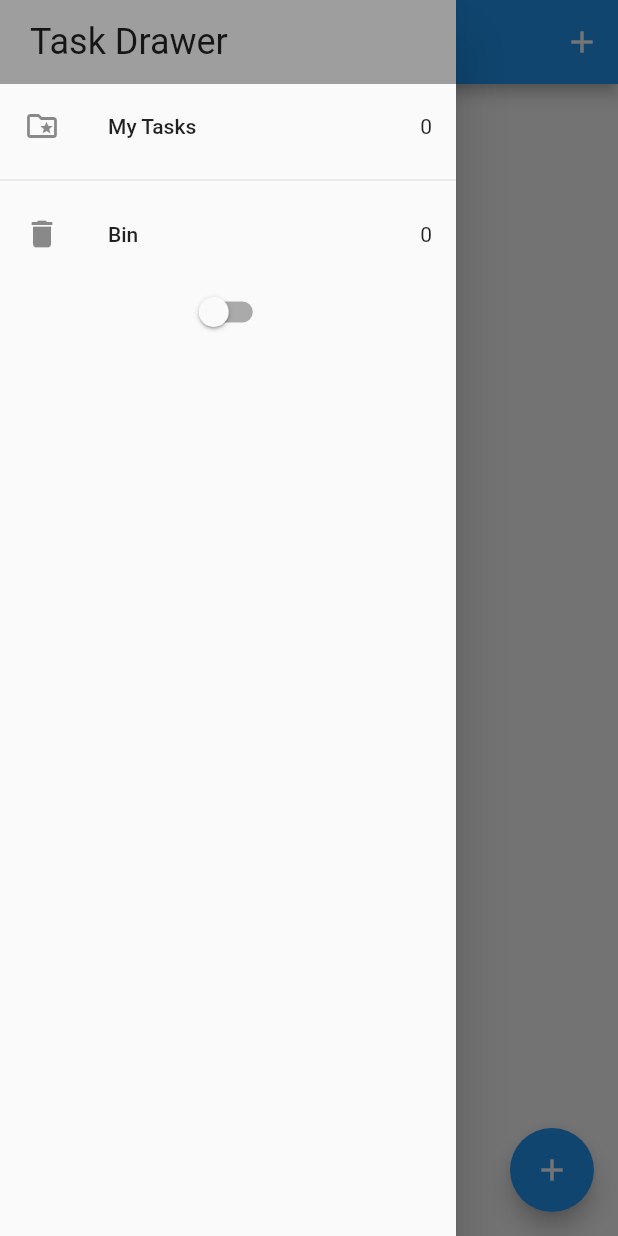
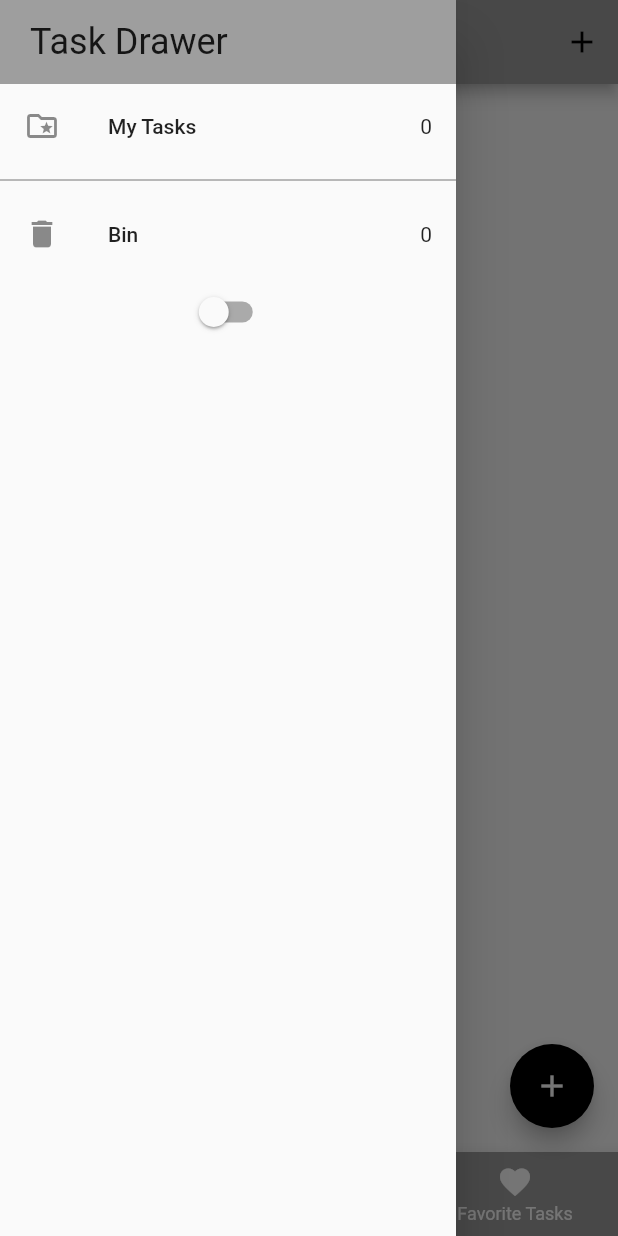
Before and after one commit to OdaFra/Flutter_Task_with_Bloc, a Flutter app: the screen it shows after launch, with the side drawer open, on a phone screen of 412 x 824 dp. Run offline on Flutter 3.47's test engine with Material 2 defaults, Android fonts, the phone set to English and light mode, and no system bars; our stand-ins replace equatable, flutter_bloc, hydrated_bloc.

Commit message:
Se implementa hydrated a switch para theme como bottonNavigatorbar

```diff
--- a/lib/blocs/bloc_exports.dart
+++ b/lib/blocs/bloc_exports.dart
@@ -1,4 +1,4 @@
 export './task_bloc/task_bloc.dart';
 export 'package:flutter_bloc/flutter_bloc.dart';
 export 'package:hydrated_bloc/hydrated_bloc.dart';
-export './switch_bloc/swicht_bloc_bloc.dart';
+export './switch_bloc/switch_bloc.dart';
--- a/lib/blocs/switch_bloc/swicht_bloc.dart
+++ /dev/null
@@ -1,15 +0,0 @@
-import 'package:bloc/bloc.dart';
-import 'package:equatable/equatable.dart';
-
-part 'swicht_event.dart';
-part 'swicht_state.dart';
-
-class SwichtBloc extends Bloc<SwichtEvent, SwichtState> {
-  SwichtBloc() : super(const SwichtcInitialState(switchvalue: false)) {
-    on<SwitchOnEvent>((event, emit) {
-      emit(const SwichtState(switchvalue: true));
-    });
-
-    on<SwitchOffEvent>((event, emit) => const SwichtState(switchvalue: false));
-  }
-}
--- a/lib/blocs/switch_bloc/swicht_event.dart
+++ /dev/null
@@ -1,12 +0,0 @@
-part of 'swicht_bloc.dart';
-
-abstract class SwichtEvent extends Equatable {
-  const SwichtEvent();
-
-  @override
-  List<Object> get props => [];
-}
-
-class SwitchOnEvent extends SwichtEvent {}
-
-class SwitchOffEvent extends SwichtEvent {}
--- a/lib/blocs/switch_bloc/swicht_state.dart
+++ /dev/null
@@ -1,16 +0,0 @@
-part of 'swicht_bloc.dart';
-
-class SwichtState extends Equatable {
-  final bool switchvalue;
-  const SwichtState({required this.switchvalue});
-
-  @override
-  List<Object> get props => [
-        switchvalue,
-      ];
-}
-
-class SwichtcInitialState extends SwichtState {
-  const SwichtcInitialState({required bool switchvalue})
-      : super(switchvalue: switchvalue);
-}
--- /dev/null
+++ b/lib/blocs/switch_bloc/switch_bloc.dart
@@ -0,0 +1,27 @@
+import 'package:equatable/equatable.dart';
+
+import '../bloc_exports.dart';
+
+part 'switch_event.dart';
+part 'switch_state.dart';
+
+class SwitchBloc extends HydratedBloc<SwitchEvent, SwitchState> {
+  SwitchBloc() : super(const SwitchInitialState(switchvalue: false)) {
+    on<SwitchOnEvent>((event, emit) {
+      emit(const SwitchState(switchvalue: true));
+    });
+
+    on<SwitchOffEvent>(
+        (event, emit) => emit(const SwitchState(switchvalue: false)));
+  }
+
+  @override
+  SwitchState? fromJson(Map<String, dynamic> json) {
+    return SwitchState.fromMap(json);
+  }
+
+  @override
+  Map<String, dynamic>? toJson(SwitchState state) {
+    return state.toMap();
+  }
+}
--- /dev/null
+++ b/lib/blocs/switch_bloc/switch_event.dart
@@ -0,0 +1,12 @@
+part of 'switch_bloc.dart';
+
+abstract class SwitchEvent extends Equatable {
+  const SwitchEvent();
+
+  @override
+  List<Object> get props => [];
+}
+
+class SwitchOnEvent extends SwitchEvent {}
+
+class SwitchOffEvent extends SwitchEvent {}
--- /dev/null
+++ b/lib/blocs/switch_bloc/switch_state.dart
@@ -0,0 +1,28 @@
+// ignore_for_file: public_member_api_docs, sort_constructors_first
+
+part of 'switch_bloc.dart';
+
+class SwitchState extends Equatable {
+  final bool switchvalue;
+  const SwitchState({required this.switchvalue});
+
+  @override
+  List<Object> get props => [switchvalue];
+
+  Map<String, dynamic> toMap() {
+    return {
+      'switchvalue': switchvalue,
+    };
+  }
+
+  factory SwitchState.fromMap(Map<String, dynamic> map) {
+    return SwitchState(
+      switchvalue: map['switchvalue'] ?? false,
+    );
+  }
+}
+
+class SwitchInitialState extends SwitchState {
+  const SwitchInitialState({required bool switchvalue})
+      : super(switchvalue: switchvalue);
+}
--- a/lib/main.dart
+++ b/lib/main.dart
@@ -1,9 +1,10 @@
 import 'package:flutter/material.dart';
+import 'package:flutter_tasks_app/screens/tabs_screen.dart';
 import 'package:flutter_tasks_app/services/app_routers.dart';
+import 'package:flutter_tasks_app/services/app_theme.dart';
 import 'package:path_provider/path_provider.dart';
 
 import 'blocs/bloc_exports.dart';
-import 'screens/tasks_screen.dart';
 
 void main() async {
   WidgetsFlutterBinding.ensureInitialized();
@@ -34,17 +35,21 @@ class MyApp extends StatelessWidget {
           create: (context) => TaskBloc(),
         ),
         BlocProvider(
-          create: (context) => SwichtBloc(),
+          create: (context) => SwitchBloc(),
         )
       ],
-      child: MaterialApp(
-        debugShowCheckedModeBanner: false,
-        title: 'Flutter Tasks App',
-        theme: ThemeData(
-          primarySwatch: Colors.blue,
-        ),
-        home: const TasksScreen(),
-        onGenerateRoute: appRouter.onGenerateRoute,
+      child: BlocBuilder<SwitchBloc, SwitchState>(
+        builder: (context, state) {
+          return MaterialApp(
+            debugShowCheckedModeBanner: false,
+            title: 'Flutter Tasks App',
+            theme: state.switchvalue
+                ? AppThemes.appThemeData[AppTheme.darkTheme]
+                : AppThemes.appThemeData[AppTheme.lightTheme],
+            home: const TabsScreen(),
+            onGenerateRoute: appRouter.onGenerateRoute,
+          );
+        },
       ),
     );
   }
--- a/lib/screens/my_drawer.dart
+++ b/lib/screens/my_drawer.dart
@@ -1,18 +1,11 @@
 import 'package:flutter/material.dart';
 import 'package:flutter_tasks_app/blocs/bloc_exports.dart';
 import 'package:flutter_tasks_app/screens/recycle_bin.dart';
-import 'package:flutter_tasks_app/screens/tasks_screen.dart';
+import 'package:flutter_tasks_app/screens/tabs_screen.dart';
 
-class MyDrawer extends StatefulWidget {
+class MyDrawer extends StatelessWidget {
   const MyDrawer({Key? key}) : super(key: key);
 
-  @override
-  State<MyDrawer> createState() => _MyDrawerState();
-}
-
-bool switchvalue = false;
-
-class _MyDrawerState extends State<MyDrawer> {
   @override
   Widget build(BuildContext context) {
     return SafeArea(
@@ -31,8 +24,8 @@ class _MyDrawerState extends State<MyDrawer> {
             BlocBuilder<TaskBloc, TaskState>(
               builder: (context, state) {
                 return GestureDetector(
-                  onTap: () => Navigator.of(context)
-                      .pushReplacementNamed(TasksScreen.id),
+                  onTap: () =>
+                      Navigator.of(context).pushReplacementNamed(TabsScreen.id),
                   child: ListTile(
                     leading: const Icon(Icons.folder_special_outlined),
                     title: const Text('My Tasks'),
@@ -55,13 +48,20 @@ class _MyDrawerState extends State<MyDrawer> {
                 );
               },
             ),
-            Switch(
-                value: switchvalue,
-                onChanged: (value) {
-                  setState(() {
-                    switchvalue = value;
-                  });
-                })
+            BlocBuilder<SwitchBloc, SwitchState>(
+              builder: (context, state) {
+                return Switch(
+                  value: state.switchvalue,
+                  onChanged: (newValue) {
+                    newValue
+                        ? context.read<SwitchBloc>().add(SwitchOnEvent())
+                        : context.read<SwitchBloc>().add(SwitchOffEvent());
+
+                    print(newValue);
+                  },
+                );
+              },
+            )
           ],
         ),
       ),
--- /dev/null
+++ b/lib/screens/pending_screen.dart
@@ -0,0 +1,37 @@
+import 'package:flutter/material.dart';
+import 'package:flutter_tasks_app/blocs/bloc_exports.dart';
+
+import '../models/taks.dart';
+import '../widgets/task_list.dart';
+
+class TasksScreen extends StatefulWidget {
+  const TasksScreen({Key? key}) : super(key: key);
+  // static const id = 'tasks_screen';
+
+  @override
+  State<TasksScreen> createState() => _TasksScreenState();
+}
+
+class _TasksScreenState extends State<TasksScreen> {
+  // List<Task> taskList = [
+
+  @override
+  Widget build(BuildContext context) {
+    return BlocBuilder<TaskBloc, TaskState>(builder: (context, state) {
+      List<Task> taskList = state.allTasks;
+      return Column(
+        crossAxisAlignment: CrossAxisAlignment.center,
+        children: [
+          Center(
+            child: Chip(
+              label: Text(
+                '${state.allTasks.length} Tasks',
+              ),
+            ),
+          ),
+          TaskList(taskList: taskList)
+        ],
+      );
+    });
+  }
+}
--- a/lib/screens/recycle_bin.dart
+++ b/lib/screens/recycle_bin.dart
@@ -1,5 +1,4 @@
 import 'package:flutter/material.dart';
-import 'package:flutter_bloc/flutter_bloc.dart';
 import 'package:flutter_tasks_app/screens/my_drawer.dart';
 
 import '../blocs/bloc_exports.dart';
--- /dev/null
+++ b/lib/screens/tabs_screen.dart
@@ -0,0 +1,60 @@
+import 'package:flutter/material.dart';
+import 'package:flutter_tasks_app/screens/my_drawer.dart';
+import 'package:flutter_tasks_app/screens/pending_screen.dart';
+
+import 'add_task_screen.dart';
+
+class TabsScreen extends StatelessWidget {
+  const TabsScreen({Key? key}) : super(key: key);
+
+  static const id = 'tabs_screen';
+  void _addTask(BuildContext context) {
+    showModalBottomSheet(
+        shape: const RoundedRectangleBorder(
+          borderRadius: BorderRadius.vertical(
+            top: Radius.circular(20),
+          ),
+        ),
+        // clipBehavior: Clip.antiAliasWithSaveLayer,
+        isScrollControlled: true,
+        elevation: 5,
+        context: context,
+        builder: (context) => SingleChildScrollView(
+              child: Container(
+                padding: EdgeInsets.only(
+                    bottom: MediaQuery.of(context).viewInsets.bottom),
+                child: AddTaskScreen(),
+              ),
+            ));
+  }
+
+  @override
+  Widget build(BuildContext context) {
+    return Scaffold(
+      appBar: AppBar(
+        title: const Text('Tabs Screen'),
+        actions: [
+          IconButton(
+            onPressed: () => _addTask(context),
+            icon: const Icon(Icons.add),
+          )
+        ],
+      ),
+      drawer: const MyDrawer(),
+      body: const TasksScreen(),
+      floatingActionButton: FloatingActionButton(
+        onPressed: () => _addTask(context),
+        tooltip: 'Add Task',
+        child: const Icon(Icons.add),
+      ),
+      bottomNavigationBar:
+          BottomNavigationBar(currentIndex: 0, onTap: (index) {}, items: const [
+        BottomNavigationBarItem(icon: Icon(Icons.list), label: 'Pending Tasks'),
+        BottomNavigationBarItem(
+            icon: Icon(Icons.done), label: 'Completed Tasks'),
+        BottomNavigationBarItem(
+            icon: Icon(Icons.favorite), label: 'Favorite Tasks'),
+      ]),
+    );
+  }
+}
--- a/lib/screens/tasks_screen.dart
+++ /dev/null
@@ -1,80 +0,0 @@
-import 'package:flutter/material.dart';
-import 'package:flutter_bloc/flutter_bloc.dart';
-import 'package:flutter_tasks_app/blocs/bloc_exports.dart';
-import 'package:flutter_tasks_app/screens/add_task_screen.dart';
-import 'package:flutter_tasks_app/screens/my_drawer.dart';
-
-import '../models/taks.dart';
-import '../widgets/task_list.dart';
-
-class TasksScreen extends StatefulWidget {
-  const TasksScreen({Key? key}) : super(key: key);
-  static const id = 'tasks_screen';
-
-  @override
-  State<TasksScreen> createState() => _TasksScreenState();
-}
-
-class _TasksScreenState extends State<TasksScreen> {
-  // List<Task> taskList = [
-  void _addTask(BuildContext context) {
-    showModalBottomSheet(
-        shape: const RoundedRectangleBorder(
-          borderRadius: BorderRadius.vertical(
-            top: Radius.circular(20),
-          ),
-        ),
-        // clipBehavior: Clip.antiAliasWithSaveLayer,
-        isScrollControlled: true,
-        elevation: 5,
-        context: context,
-        builder: (context) => SingleChildScrollView(
-              child: Container(
-                padding: EdgeInsets.only(
-                    bottom: MediaQuery.of(context).viewInsets.bottom),
-                child: AddTaskScreen(),
-              ),
-            ));
-  }
-
-  @override
-  Widget build(BuildContext context) {
-    return BlocBuilder<TaskBloc, TaskState>(
-      builder: (context, state) {
-        List<Task> taskList = state.allTasks;
-        return Scaffold(
-          extendBody: true,
-          //resizeToAvoidBottomInset: false,
-          appBar: AppBar(
-            title: const Text('Tasks App'),
-            actions: [
-              IconButton(
-                onPressed: () => _addTask(context),
-                icon: const Icon(Icons.add),
-              )
-            ],
-          ),
-          drawer: const MyDrawer(),
-          body: Column(
-            crossAxisAlignment: CrossAxisAlignment.center,
-            children: [
-              Center(
-                child: Chip(
-                  label: Text(
-                    '${state.allTasks.length} Tasks',
-                  ),
-                ),
-              ),
-              TaskList(taskList: taskList)
-            ],
-          ),
-          floatingActionButton: FloatingActionButton(
-            onPressed: () => _addTask(context),
-            tooltip: 'Add Task',
-            child: const Icon(Icons.add),
-          ),
-        );
-      },
-    );
-  }
-}
--- a/lib/services/app_routers.dart
+++ b/lib/services/app_routers.dart
@@ -1,14 +1,14 @@
 import 'package:flutter/material.dart';
 import 'package:flutter_tasks_app/screens/recycle_bin.dart';
-import 'package:flutter_tasks_app/screens/tasks_screen.dart';
+import 'package:flutter_tasks_app/screens/tabs_screen.dart';
 
 class AppRouter {
   Route? onGenerateRoute(RouteSettings routeSettings) {
     switch (routeSettings.name) {
       case RecycleBin.id:
         return MaterialPageRoute(builder: (_) => const RecycleBin());
-      case TasksScreen.id:
-        return MaterialPageRoute(builder: (_) => const TasksScreen());
+      case TabsScreen.id:
+        return MaterialPageRoute(builder: (_) => const TabsScreen());
       default:
         return null;
     }
```
